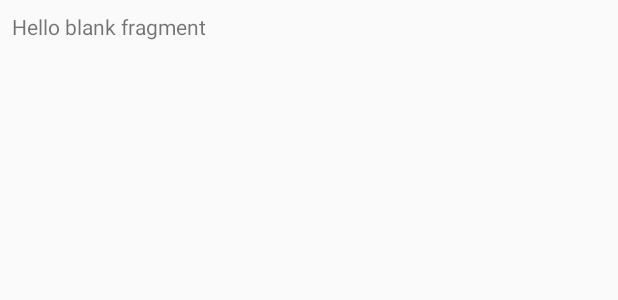
After one commit to solveland/GengarSEP, an Android app: the layout address_autocomplete_item.xml on its own in the app's theme, with its tools: preview values and no code run, on a phone screen of 412 x 824 dp. The commit adds this screen. Shown: the top 300 px of the screen. Run offline under Robolectric (Android 15) with nearby library versions, the phone set to English and light mode, and no system bars.

Commit message:
Autocomplete of addresses when posting an ad

```diff
--- a/Pantad/app/src/main/java/com/example/pantad/UserModel.java
+++ b/Pantad/app/src/main/java/com/example/pantad/UserModel.java
@@ -8,6 +8,7 @@ import android.util.Log;
 import com.example.pantad.AdListUtils.AbstractAdapter;
 import com.example.pantad.firebaseUtil.Data;
 import com.example.pantad.firebaseUtil.PostRequestData;
+import com.example.pantad.pantMapUtil.AddressDatabase;
 import com.google.android.gms.maps.GoogleMap;
 import com.google.android.gms.tasks.OnCompleteListener;
 import com.google.android.gms.tasks.Task;
--- /dev/null
+++ b/Pantad/app/src/main/res/layout/address_autocomplete_item.xml
@@ -0,0 +1,18 @@
+<?xml version="1.0" encoding="utf-8"?>
+<android.support.constraint.ConstraintLayout
+    xmlns:android="http://schemas.android.com/apk/res/android"
+    xmlns:app="http://schemas.android.com/apk/res-auto"
+    xmlns:tools="http://schemas.android.com/tools"
+    android:layout_width="match_parent"
+    android:layout_height="match_parent">
+
+    <TextView
+        android:id="@+id/addressText"
+        android:layout_width="wrap_content"
+        android:layout_height="wrap_content"
+        android:layout_marginStart="8dp"
+        android:layout_marginTop="8dp"
+        android:text="@string/hello_blank_fragment"
+        app:layout_constraintStart_toStartOf="parent"
+        app:layout_constraintTop_toTopOf="parent" />
+</android.support.constraint.ConstraintLayout>
```
Also changed, not shown: Pantad/app/src/main/java/com/example/pantad/PostAdFragment.java (+43 -6 lines), Pantad/app/src/main/java/com/example/pantad/pantMapUtil/AddressAutocompleteAdapter.java (added, +35 -0 lines), Pantad/app/src/main/java/com/example/pantad/pantMapUtil/AddressDatabase.java (added, +15 -0 lines), Pantad/app/src/main/res/layout/fragment_post_ad.xml (+2 -6 lines), 2 other files.
